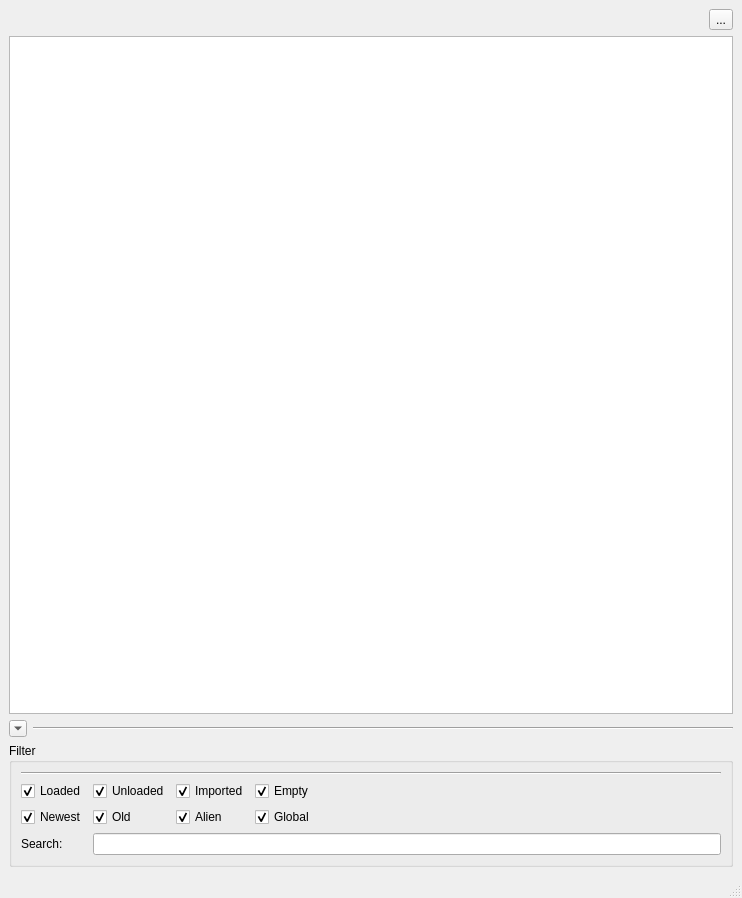
Old version of the form src/jukeboxcore/gui/widgets/reftrackwin.ui in the repository JukeboxPipeline/jukebox-core.
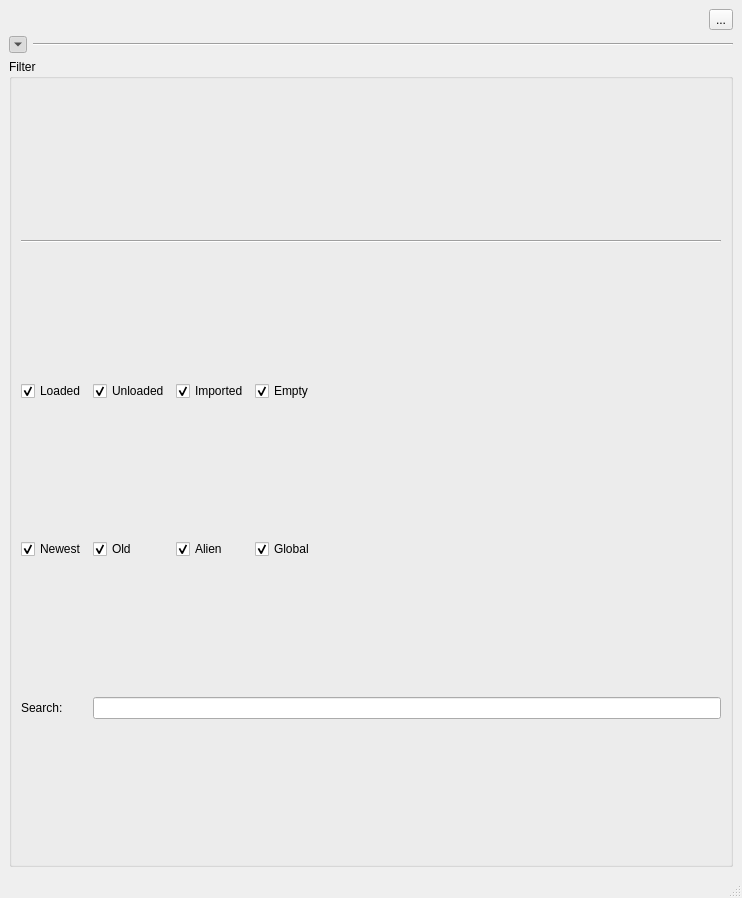
New version of the form.

Commit message:
Add stub and implementations for most of the basic reftrackwin functions
Add all functions to make it functional. Some still raise NotImplementedError.

Insert filter checkboxes into own gridlayout.

What changed in the file:
```diff
--- a/src/jukeboxcore/gui/widgets/reftrackwin.ui
+++ b/src/jukeboxcore/gui/widgets/reftrackwin.ui
@@ -42,9 +42,6 @@
       </item>
      </layout>
     </item>
-    <item>
-     <widget class="QTreeView" name="reftrack_treev"/>
-    </item>
     <item>
      <layout class="QHBoxLayout" name="filtersep_hbox">
       <item>
@@ -61,6 +58,12 @@
           <height>10</height>
          </size>
         </property>
+        <property name="checkable">
+         <bool>true</bool>
+        </property>
+        <property name="checked">
+         <bool>true</bool>
+        </property>
         <property name="arrowType">
          <enum>Qt::DownArrow</enum>
         </property>
@@ -81,7 +84,20 @@
        <string>Filter</string>
       </property>
       <layout class="QGridLayout" name="filter_gb_grid">
-       <item row="1" column="0">
+       <item row="3" column="4">
+        <spacer name="filter_space">
+         <property name="orientation">
+          <enum>Qt::Horizontal</enum>
+         </property>
+         <property name="sizeHint" stdset="0">
+          <size>
+           <width>40</width>
+           <height>20</height>
+          </size>
+         </property>
+        </spacer>
+       </item>
+       <item row="3" column="0">
         <widget class="QCheckBox" name="loaded_checkb">
          <property name="toolTip">
           <string>Show Loaded (a Reference that is loaded)</string>
@@ -94,7 +110,7 @@
          </property>
         </widget>
        </item>
-       <item row="3" column="0">
+       <item row="5" column="0">
         <widget class="QLabel" name="search_lb">
          <property name="sizePolicy">
           <sizepolicy hsizetype="Preferred" vsizetype="Preferred">
@@ -110,7 +126,7 @@
          </property>
         </widget>
        </item>
-       <item row="1" column="2">
+       <item row="3" column="2">
         <widget class="QCheckBox" name="imported_checkb">
          <property name="toolTip">
           <string>Show imported</string>
@@ -123,7 +139,7 @@
          </property>
         </widget>
        </item>
-       <item row="1" column="1">
+       <item row="3" column="1">
         <widget class="QCheckBox" name="unloaded_checkb">
          <property name="toolTip">
           <string>Show References that are unloaded.</string>
@@ -136,7 +152,7 @@
          </property>
         </widget>
        </item>
-       <item row="2" column="0">
+       <item row="4" column="0">
         <widget class="QCheckBox" name="newest_checkb">
          <property name="toolTip">
           <string>Show newest</string>
@@ -149,7 +165,7 @@
          </property>
         </widget>
        </item>
-       <item row="1" column="3">
+       <item row="3" column="3">
         <widget class="QCheckBox" name="empty_checkb">
          <property name="toolTip">
           <string>Show empyt (not in the scene)</string>
@@ -162,7 +178,7 @@
          </property>
         </widget>
        </item>
-       <item row="2" column="1">
+       <item row="4" column="1">
         <widget class="QCheckBox" name="old_checkb">
          <property name="toolTip">
           <string>Show outdated</string>
@@ -175,7 +191,7 @@
          </property>
         </widget>
        </item>
-       <item row="2" column="2">
+       <item row="4" column="2">
         <widget class="QCheckBox" name="alien_checkb">
          <property name="toolTip">
           <string>Show aliens (do not acutally belong to the current scene/parent)</string>
@@ -188,7 +204,7 @@
          </property>
         </widget>
        </item>
-       <item row="2" column="3">
+       <item row="4" column="3">
         <widget class="QCheckBox" name="global_checkb">
          <property name="toolTip">
           <string>Show also global reftracks from the global shot/sequence.</string>
@@ -201,33 +217,37 @@
          </property>
         </widget>
        </item>
-       <item row="1" column="4">
-        <spacer name="filter_space">
-         <property name="orientation">
-          <enum>Qt::Horizontal</enum>
-         </property>
-         <property name="sizeHint" stdset="0">
-          <size>
-           <width>40</width>
-           <height>20</height>
-          </size>
-         </property>
-        </spacer>
-       </item>
-       <item row="0" column="0" colspan="5">
-        <widget class="Line" name="filter_sep_line">
-         <property name="orientation">
-          <enum>Qt::Horizontal</enum>
-         </property>
-        </widget>
-       </item>
-       <item row="3" column="1" colspan="4">
+       <item row="5" column="1" colspan="4">
         <widget class="QLineEdit" name="search_le">
          <property name="toolTip">
           <string>You can search all for all kind of attributes. Seperate words with spaces to filter for multiple categories.</string>
          </property>
         </widget>
        </item>
+       <item row="1" column="0" colspan="5">
+        <widget class="Line" name="filter_sep_line">
+         <property name="orientation">
+          <enum>Qt::Horizontal</enum>
+         </property>
+        </widget>
+       </item>
+       <item row="0" column="0" colspan="5">
+        <layout class="QGridLayout" name="typefilter_grid">
+         <item row="0" column="0">
+          <spacer name="typefilter_space">
+           <property name="orientation">
+            <enum>Qt::Horizontal</enum>
+           </property>
+           <property name="sizeHint" stdset="0">
+            <size>
+             <width>40</width>
+             <height>20</height>
+            </size>
+           </property>
+          </spacer>
+         </item>
+        </layout>
+       </item>
       </layout>
      </widget>
     </item>
```
Left out of the diff: 23 changed lines with no effect on the pictures. The commit also changes 3 other files.
